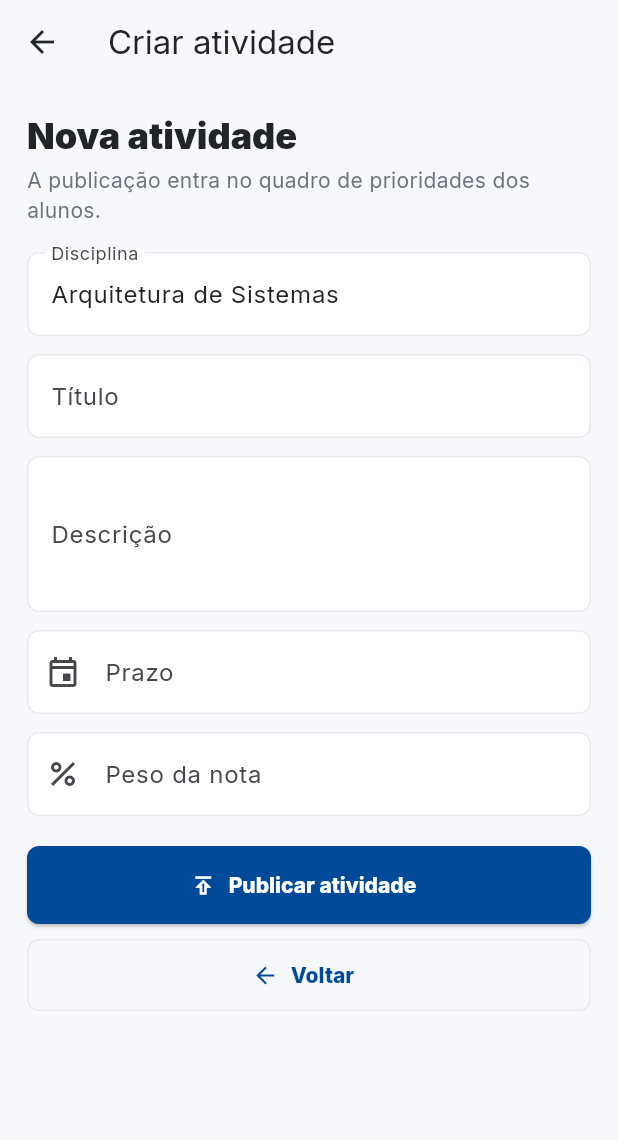
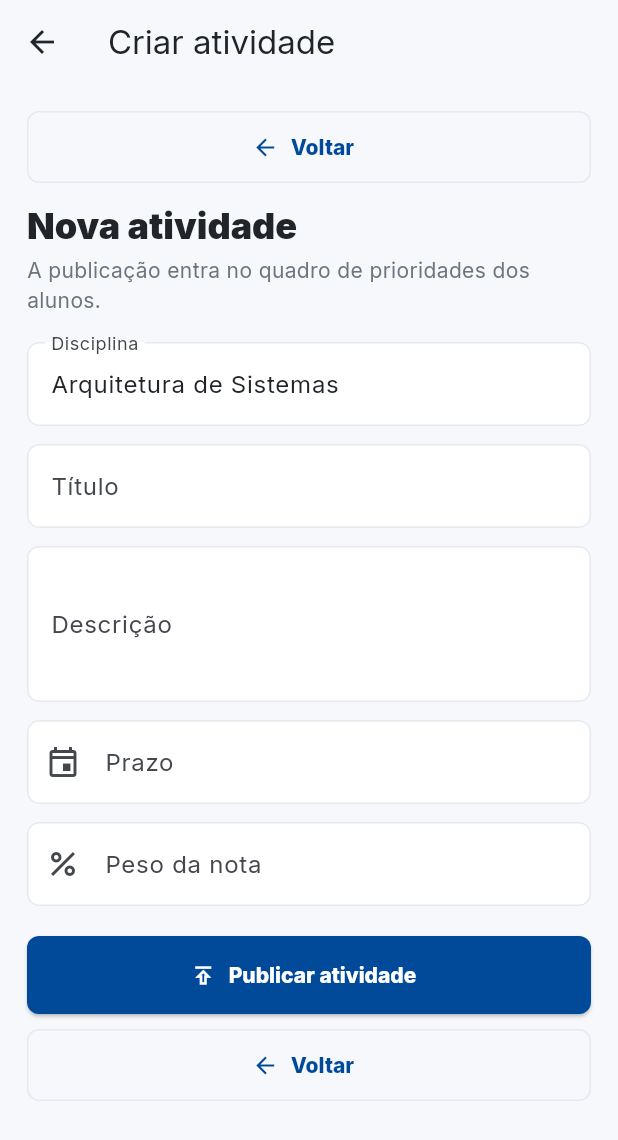
Before and after one commit to ykiakao/uniconnect-clients, a Flutter app: the CreateActivityPage screen opened by its route, on a phone screen of 412 x 824 dp. Shown: the top 1140 px of the screen. Run offline on Flutter 3.47's test engine with Material 3 defaults, Android fonts, the phone set to English and light mode, and no system bars; our stand-ins replace flutter_riverpod, go_router, google_fonts.

Commit message:
Make back navigation visible in page content

```diff
--- a/lib/features/activities/presentation/activities_page.dart
+++ b/lib/features/activities/presentation/activities_page.dart
@@ -28,6 +28,7 @@ class ActivitiesPage extends ConsumerWidget {
       body: ListView(
         padding: const EdgeInsets.all(18),
         children: [
+          const AppBackAction(fallbackRoute: AppRoutes.studentDashboard),
           AppCard(
             backgroundColor: AppColors.primarySoft,
             child: Row(
--- a/lib/features/activities/presentation/activity_detail_page.dart
+++ b/lib/features/activities/presentation/activity_detail_page.dart
@@ -37,6 +37,7 @@ class ActivityDetailPage extends ConsumerWidget {
       body: ListView(
         padding: const EdgeInsets.all(18),
         children: [
+          const AppBackAction(fallbackRoute: AppRoutes.activities),
           Align(
             alignment: Alignment.centerLeft,
             child: PriorityBadge(priority: activity.priority),
--- a/lib/features/chat/presentation/chat_page.dart
+++ b/lib/features/chat/presentation/chat_page.dart
@@ -32,6 +32,10 @@ class ChatPage extends ConsumerWidget {
       bottomNavigationBar: const UniBottomNav(currentIndex: 2),
       body: Column(
         children: [
+          const Padding(
+            padding: EdgeInsets.fromLTRB(18, 12, 18, 0),
+            child: AppBackAction(fallbackRoute: AppRoutes.studentDashboard),
+          ),
           Expanded(
             child: ListView.builder(
               padding: const EdgeInsets.all(18),
--- a/lib/features/grades/presentation/grades_page.dart
+++ b/lib/features/grades/presentation/grades_page.dart
@@ -30,6 +30,7 @@ class GradesPage extends ConsumerWidget {
       body: ListView(
         padding: const EdgeInsets.all(18),
         children: [
+          const AppBackAction(fallbackRoute: AppRoutes.studentDashboard),
           AppCard(
             backgroundColor: AppColors.primary,
             child: Column(
--- a/lib/features/profile/presentation/profile_page.dart
+++ b/lib/features/profile/presentation/profile_page.dart
@@ -25,6 +25,7 @@ class ProfilePage extends ConsumerWidget {
       body: ListView(
         padding: const EdgeInsets.all(18),
         children: [
+          const AppBackAction(fallbackRoute: AppRoutes.studentDashboard),
           AppCard(
             child: Row(
               children: [
--- a/lib/features/teacher/presentation/create_activity_page.dart
+++ b/lib/features/teacher/presentation/create_activity_page.dart
@@ -49,6 +49,7 @@ class _CreateActivityPageState extends State<CreateActivityPage> {
       body: ListView(
         padding: const EdgeInsets.all(18),
         children: [
+          const AppBackAction(fallbackRoute: AppRoutes.teacherDashboard),
           Text(
             'Nova atividade',
             style: Theme.of(context).textTheme.headlineSmall?.copyWith(
--- a/lib/features/teacher/presentation/teacher_grades_page.dart
+++ b/lib/features/teacher/presentation/teacher_grades_page.dart
@@ -24,6 +24,7 @@ class TeacherGradesPage extends StatelessWidget {
       body: ListView(
         padding: const EdgeInsets.all(18),
         children: [
+          const AppBackAction(fallbackRoute: AppRoutes.teacherDashboard),
           AppCard(
             child: SingleChildScrollView(
               scrollDirection: Axis.horizontal,
--- a/lib/shared/widgets/app_back_button.dart
+++ b/lib/shared/widgets/app_back_button.dart
@@ -58,3 +58,28 @@ class AppBackTextButton extends StatelessWidget {
     context.go(fallbackRoute);
   }
 }
+
+class AppBackAction extends StatelessWidget {
+  const AppBackAction({
+    super.key,
+    required this.fallbackRoute,
+    this.label = 'Voltar',
+  });
+
+  final String fallbackRoute;
+  final String label;
+
+  @override
+  Widget build(BuildContext context) {
+    return Align(
+      alignment: Alignment.centerLeft,
+      child: Padding(
+        padding: const EdgeInsets.only(bottom: 12),
+        child: AppBackTextButton(
+          fallbackRoute: fallbackRoute,
+          label: label,
+        ),
+      ),
+    );
+  }
+}
```
